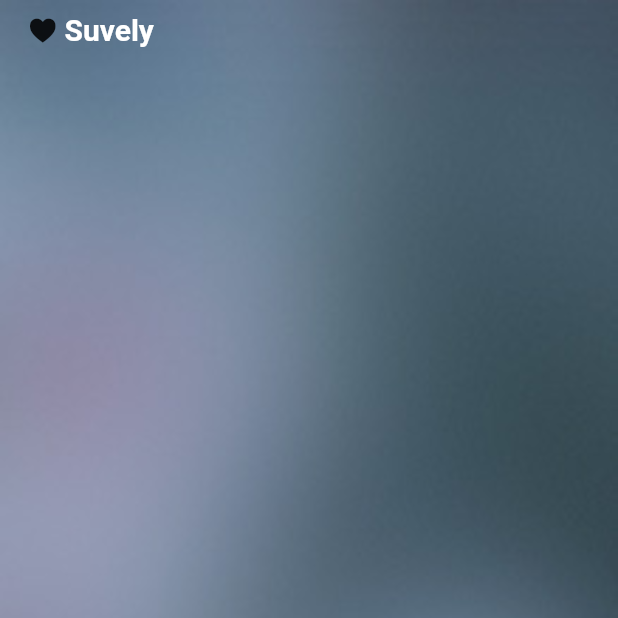
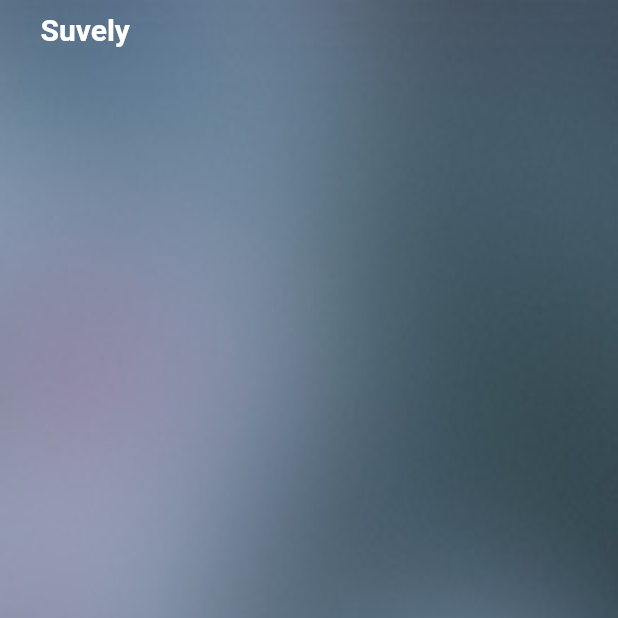
Before and after one commit to Duck528/FridayMorning, a Flutter app: the RootPage screen opened directly, on a phone screen of 412 x 824 dp, the top half of it. Run offline on Flutter 3.47's test engine with Material 2 defaults, Android fonts, the phone set to English and light mode, and no system bars; our stand-ins replace cloud_firestore; accounts and stored records are empty.

Commit message:
필요하지 않은 리소스 파일 제거

```diff
--- a/lib/Home/home_page.dart
+++ b/lib/Home/home_page.dart
@@ -1,7 +1,6 @@
 import 'package:flutter/material.dart';
 import 'package:friday_morning/Home/home_bloc.dart';
 import 'package:friday_morning/Home/home_page_provider.dart';
-import 'package:friday_morning/presentation/heart_icons.dart';
 import 'package:flutter/cupertino.dart';
 
 class HomePage extends StatelessWidget {
@@ -56,7 +55,6 @@ class HomePage extends StatelessWidget {
           child: Row(
             crossAxisAlignment: CrossAxisAlignment.center,
             children: <Widget>[
-              Icon(Heart.heart, size: 16),
               _spacing(7.0),
               configureBoldText('Suvely'),
             ],
--- a/lib/SignIn/signin_page.dart
+++ b/lib/SignIn/signin_page.dart
@@ -145,6 +145,10 @@ class _NestStepWidget extends StatelessWidget {
       ],
     );
   }
+
+  Widget _configureStepIndicator() {
+
+  }
 }
 
 Container _spacing(double height) {
--- a/lib/presentation/heart_icons.dart
+++ /dev/null
@@ -1,28 +0,0 @@
-/// Flutter icons Heart
-/// Copyright (C) 2019 by original authors @ fluttericon.com, fontello.com
-/// This font was generated by FlutterIcon.com, which is derived from Fontello.
-///
-/// To use this font, place it in your fonts/ directory and include the
-/// following in your pubspec.yaml
-///
-/// flutter:
-///   fonts:
-// /    - family:  Heart
-// /      fonts:
-// /       - asset: fonts/Heart.ttf
-///
-///
-/// * Web Symbols, Copyright (c) 2011 by Just Be Nice studio. All rights reserved.
-///         Author:    Just Be Nice studio
-///         License:   SIL (http://scripts.sil.org/OFL)
-///         Homepage:  http://www.justbenicestudio.com/
-///
-import 'package:flutter/widgets.dart';
-
-class Heart {
-  Heart._();
-
-  static const _kFontFam = 'Heart';
-
-  static const IconData heart = const IconData(0xe800, fontFamily: _kFontFam);
-}
--- a/pubspec.yaml
+++ b/pubspec.yaml
@@ -37,10 +37,7 @@ flutter:
   # the material Icons class.
   uses-material-design: true
 
-  fonts:
-    - family:  Heart
-      fonts:
-        - asset: icons/Heart.ttf
+  # fonts:
 
   # To add assets to your application, add an assets section, like this:
   assets:
```
